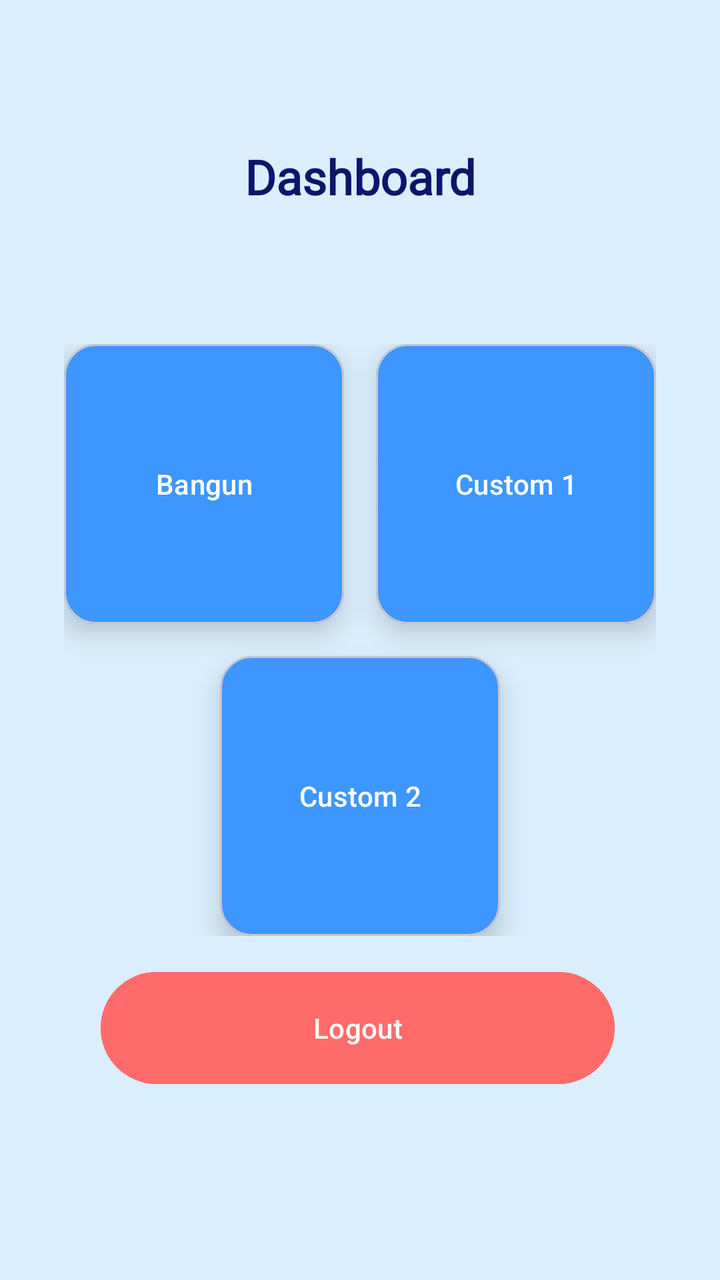
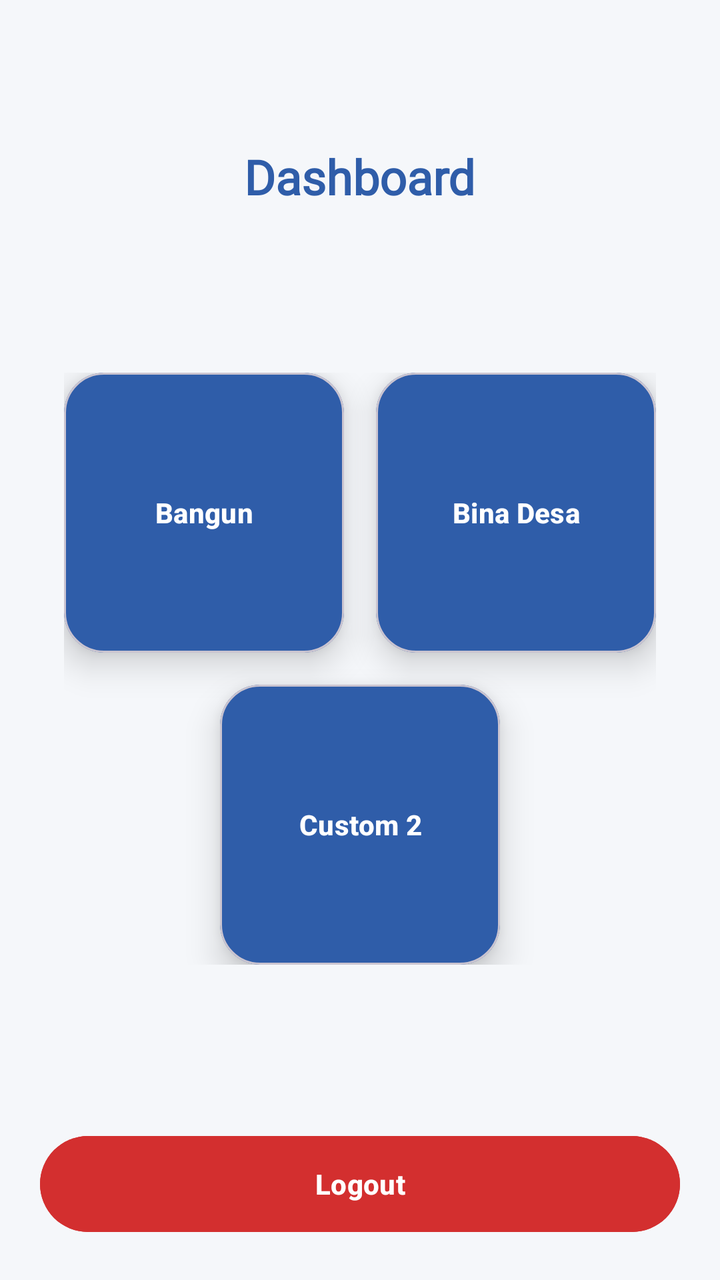

Screens rendered from an Android XML layout before and after an edit, with the pre-edit source and the edit as a unified diff.
<!-- AndroidManifest.xml: application theme Theme.Nauraorbit -->
<!-- res/layout/activity_main.xml -->
<?xml version="1.0" encoding="utf-8"?>
<androidx.constraintlayout.widget.ConstraintLayout
    xmlns:android="http://schemas.android.com/apk/res/android"
    xmlns:app="http://schemas.android.com/apk/res-auto"
    xmlns:tools="http://schemas.android.com/tools"
    android:id="@+id/main"
    android:layout_width="match_parent"
    android:layout_height="match_parent"
    android:background="#DAEEFD">

    

    
    <TextView
        android:id="@+id/tvJudul"
        android:layout_width="wrap_content"
        android:layout_height="wrap_content"
        android:layout_marginTop="72dp"
        android:fontFamily="@font/poppins_bold"
        android:text="Dashboard"
        android:textColor="#0B156B"
        android:textSize="24sp"
        android:textStyle="bold"
        app:layout_constraintEnd_toEndOf="parent"
        app:layout_constraintHorizontal_bias="0.501"
        app:layout_constraintStart_toStartOf="parent"
        app:layout_constraintTop_toTopOf="parent" />

    <androidx.constraintlayout.widget.ConstraintLayout
        android:id="@+id/gridMenu"
        android:layout_width="wrap_content"
        android:layout_height="wrap_content"
        app:layout_constraintBottom_toBottomOf="parent"
        app:layout_constraintEnd_toEndOf="parent"
        app:layout_constraintStart_toStartOf="parent"
        app:layout_constraintTop_toTopOf="parent">

        
        <com.google.android.material.card.MaterialCardView
            android:id="@+id/cardBangun"
            android:layout_width="140dp"
            android:layout_height="140dp"
            app:cardBackgroundColor="#3E97FF"
            app:cardCornerRadius="16dp"
            app:cardElevation="8dp"
            app:layout_constraintStart_toStartOf="parent"
            app:layout_constraintTop_toTopOf="parent">

            <Button
                android:id="@+id/btnBangun"
                android:layout_width="match_parent"
                android:layout_height="match_parent"
                android:backgroundTint="#3E97FF"
                android:text="Bangun"
                android:textColor="#FFFFFF" />
        </com.google.android.material.card.MaterialCardView>

        
        <com.google.android.material.card.MaterialCardView
            android:id="@+id/cardCustom1"
            android:layout_width="140dp"
            android:layout_height="140dp"
            android:layout_marginStart="16dp"
            app:cardBackgroundColor="#3E97FF"
            app:cardCornerRadius="16dp"
            app:cardElevation="8dp"
            app:layout_constraintStart_toEndOf="@id/cardBangun"
            app:layout_constraintTop_toTopOf="@id/cardBangun">

            <Button
                android:id="@+id/btnCustom1"
                android:layout_width="match_parent"
                android:layout_height="match_parent"
                android:backgroundTint="#3E97FF"
                android:text="Custom 1"
                android:textColor="#FFFFFF" />
        </com.google.android.material.card.MaterialCardView>

        
        <com.google.android.material.card.MaterialCardView
            android:id="@+id/cardCustom2"
            android:layout_width="140dp"
            android:layout_height="140dp"
            android:layout_marginTop="16dp"
            app:cardBackgroundColor="#3E97FF"
            app:cardCornerRadius="16dp"
            app:cardElevation="8dp"
            app:layout_constraintEnd_toEndOf="parent"
            app:layout_constraintStart_toStartOf="parent"
            app:layout_constraintTop_toBottomOf="@id/cardBangun">

            <Button
                android:id="@+id/btnCustom2"
                android:layout_width="match_parent"
                android:layout_height="match_parent"
                android:backgroundTint="#3E97FF"
                android:text="Custom 2"
                android:textColor="#FFFFFF" />
        </com.google.android.material.card.MaterialCardView>

    </androidx.constraintlayout.widget.ConstraintLayout>

    
    <Button
        android:id="@+id/btnLogout"
        android:layout_width="257dp"
        android:layout_height="64dp"
        android:layout_margin="20dp"
        android:backgroundTint="#FF6B6B"
        android:text="Logout"
        android:textColor="#FFFFFF"
        app:layout_constraintBottom_toBottomOf="parent"
        app:layout_constraintEnd_toEndOf="parent"
        app:layout_constraintHorizontal_bias="0.48"
        app:layout_constraintStart_toStartOf="parent"
        app:layout_constraintTop_toTopOf="parent"
        app:layout_constraintVertical_bias="0.862" />

</androidx.constraintlayout.widget.ConstraintLayout>
<!-- resources referenced by this layout -->
<resources>
  <style name="Theme.Nauraorbit" parent="Base.Theme.Nauraorbit" />
  <style name="Base.Theme.Nauraorbit" parent="Theme.Material3.DayNight.NoActionBar">
          
          
      </style>
</resources>

<!-- the commit's change to res/layout/activity_main.xml (unified diff, before → after) -->
@@ -2,13 +2,10 @@
 <androidx.constraintlayout.widget.ConstraintLayout
     xmlns:android="http://schemas.android.com/apk/res/android"
     xmlns:app="http://schemas.android.com/apk/res-auto"
-    xmlns:tools="http://schemas.android.com/tools"
     android:id="@+id/main"
     android:layout_width="match_parent"
     android:layout_height="match_parent"
-    android:background="#DAEEFD">
-
-    
+    android:background="@color/card">
 
     
     <TextView
@@ -18,31 +15,31 @@
         android:layout_marginTop="72dp"
         android:fontFamily="@font/poppins_bold"
         android:text="Dashboard"
-        android:textColor="#0B156B"
+        android:textColor="@color/primary"
         android:textSize="24sp"
         android:textStyle="bold"
         app:layout_constraintEnd_toEndOf="parent"
-        app:layout_constraintHorizontal_bias="0.501"
         app:layout_constraintStart_toStartOf="parent"
         app:layout_constraintTop_toTopOf="parent" />
 
+    
     <androidx.constraintlayout.widget.ConstraintLayout
         android:id="@+id/gridMenu"
         android:layout_width="wrap_content"
         android:layout_height="wrap_content"
-        app:layout_constraintBottom_toBottomOf="parent"
-        app:layout_constraintEnd_toEndOf="parent"
+        app:layout_constraintTop_toBottomOf="@id/tvJudul"
+        app:layout_constraintBottom_toTopOf="@id/btnLogout"
         app:layout_constraintStart_toStartOf="parent"
-        app:layout_constraintTop_toTopOf="parent">
+        app:layout_constraintEnd_toEndOf="parent">
 
         
         <com.google.android.material.card.MaterialCardView
             android:id="@+id/cardBangun"
             android:layout_width="140dp"
             android:layout_height="140dp"
-            app:cardBackgroundColor="#3E97FF"
-            app:cardCornerRadius="16dp"
-            app:cardElevation="8dp"
+            app:cardBackgroundColor="@color/primary"
+            app:cardCornerRadius="20dp"
+            app:cardElevation="10dp"
             app:layout_constraintStart_toStartOf="parent"
             app:layout_constraintTop_toTopOf="parent">
 
@@ -50,30 +47,32 @@
                 android:id="@+id/btnBangun"
                 android:layout_width="match_parent"
                 android:layout_height="match_parent"
-                android:backgroundTint="#3E97FF"
+                android:background="@android:color/transparent"
                 android:text="Bangun"
-                android:textColor="#FFFFFF" />
+                android:textColor="@color/white"
+                android:textStyle="bold"/>
         </com.google.android.material.card.MaterialCardView>
 
         
         <com.google.android.material.card.MaterialCardView
-            android:id="@+id/cardCustom1"
+            android:id="@+id/cardBinaDesa"
             android:layout_width="140dp"
             android:layout_height="140dp"
             android:layout_marginStart="16dp"
-            app:cardBackgroundColor="#3E97FF"
-            app:cardCornerRadius="16dp"
-            app:cardElevation="8dp"
+            app:cardBackgroundColor="@color/primary"
+            app:cardCornerRadius="20dp"
+            app:cardElevation="10dp"
             app:layout_constraintStart_toEndOf="@id/cardBangun"
             app:layout_constraintTop_toTopOf="@id/cardBangun">
 
             <Button
-                android:id="@+id/btnCustom1"
+                android:id="@+id/btnBinaDesa"
                 android:layout_width="match_parent"
                 android:layout_height="match_parent"
-                android:backgroundTint="#3E97FF"
-                android:text="Custom 1"
-                android:textColor="#FFFFFF" />
+                android:background="@android:color/transparent"
+                android:text="Bina Desa"
+                android:textColor="@color/white"
+                android:textStyle="bold"/>
         </com.google.android.material.card.MaterialCardView>
 
         
@@ -82,20 +81,21 @@
             android:layout_width="140dp"
             android:layout_height="140dp"
             android:layout_marginTop="16dp"
-            app:cardBackgroundColor="#3E97FF"
-            app:cardCornerRadius="16dp"
-            app:cardElevation="8dp"
-            app:layout_constraintEnd_toEndOf="parent"
+            app:cardBackgroundColor="@color/primary"
+            app:cardCornerRadius="20dp"
+            app:cardElevation="10dp"
+            app:layout_constraintTop_toBottomOf="@id/cardBangun"
             app:layout_constraintStart_toStartOf="parent"
-            app:layout_constraintTop_toBottomOf="@id/cardBangun">
+            app:layout_constraintEnd_toEndOf="parent">
 
             <Button
                 android:id="@+id/btnCustom2"
                 android:layout_width="match_parent"
                 android:layout_height="match_parent"
-                android:backgroundTint="#3E97FF"
+                android:background="@android:color/transparent"
                 android:text="Custom 2"
-                android:textColor="#FFFFFF" />
+                android:textColor="@color/white"
+                android:textStyle="bold"/>
         </com.google.android.material.card.MaterialCardView>
 
     </androidx.constraintlayout.widget.ConstraintLayout>
@@ -103,17 +103,15 @@
     
     <Button
         android:id="@+id/btnLogout"
-        android:layout_width="257dp"
-        android:layout_height="64dp"
+        android:layout_width="0dp"
+        android:layout_height="56dp"
         android:layout_margin="20dp"
-        android:backgroundTint="#FF6B6B"
+        android:backgroundTint="#D32F2F"
         android:text="Logout"
-        android:textColor="#FFFFFF"
+        android:textColor="@color/white"
+        android:textStyle="bold"
         app:layout_constraintBottom_toBottomOf="parent"
-        app:layout_constraintEnd_toEndOf="parent"
-        app:layout_constraintHorizontal_bias="0.48"
         app:layout_constraintStart_toStartOf="parent"
-        app:layout_constraintTop_toTopOf="parent"
-        app:layout_constraintVertical_bias="0.862" />
+        app:layout_constraintEnd_toEndOf="parent" />
 
 </androidx.constraintlayout.widget.ConstraintLayout>
<!-- resource entries referenced after the edit -->
@@ -1,9 +1,21 @@
 <!-- resources referenced by this layout -->
 <resources>
+  <color name="card">#F5F7FA</color>
+  <color name="primary">#2F5DA9</color>
+  <color name="white">#FFFFFF</color>
   <style name="Theme.Nauraorbit" parent="Base.Theme.Nauraorbit" />
   <style name="Base.Theme.Nauraorbit" parent="Theme.Material3.DayNight.NoActionBar">
+  
           
+          <item name="colorPrimary">#1F3E73</item>
+          <item name="colorOnPrimary">#FFFFFF</item>
+  
           
+          <item name="colorSecondary">#42A5F5</item>
+  
+          
+          <item name="android:colorBackground">#FFFFFF</item>
+  
       </style>
 </resources>
 
